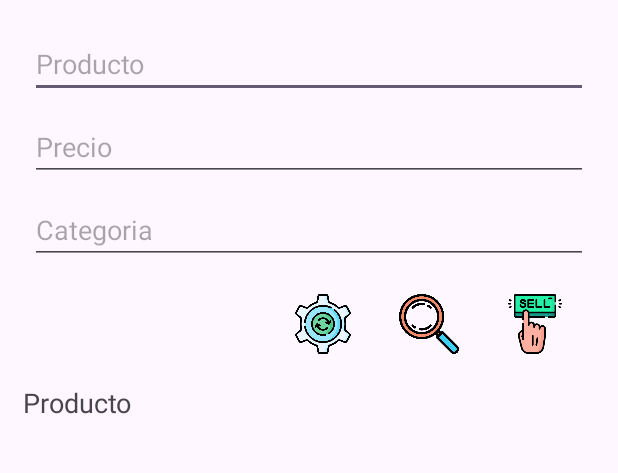
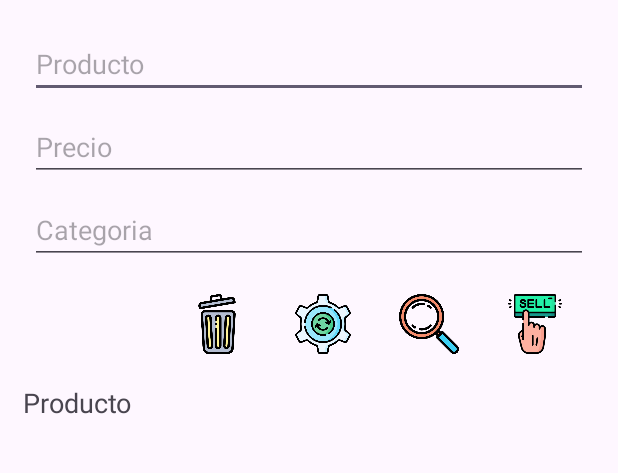
Before and after one commit to Nxrthv/AndroidStudio, an Android app: the screen it shows after launch (MainActivity), on a phone screen of 412 x 824 dp, the part 105-578 px from its top. Run offline under Robolectric (Android 15) with nearby library versions, the light colour scheme and no system bars; our stand-ins replace Firebase (no records; nobody signed in at launch, a user with empty details on screens opened directly).

Commit message:
btnDelete

```diff
--- a/CarritoCompras/app/src/main/res/layout/activity_main.xml
+++ b/CarritoCompras/app/src/main/res/layout/activity_main.xml
@@ -71,6 +71,17 @@
         android:orientation="horizontal"
         android:backgroundTint="@color/white"
         android:paddingEnd="20dp">
+
+        <ImageButton
+            android:id="@+id/delete"
+            android:layout_width="40dp"
+            android:layout_height="40dp"
+            android:layout_gravity="center"
+            android:layout_marginStart="15dp"
+            android:layout_marginEnd="15dp"
+            android:background="@drawable/delete"
+            android:clickable="true"
+            android:focusable="true" />
 
         <ImageButton
             android:id="@+id/update"
```
Also changed, not shown: CarritoCompras/app/src/main/java/com/example/carrito_compras/MainActivity.java (+37 -1 lines), CarritoCompras/app/src/main/res/drawable/delete.png (added).
